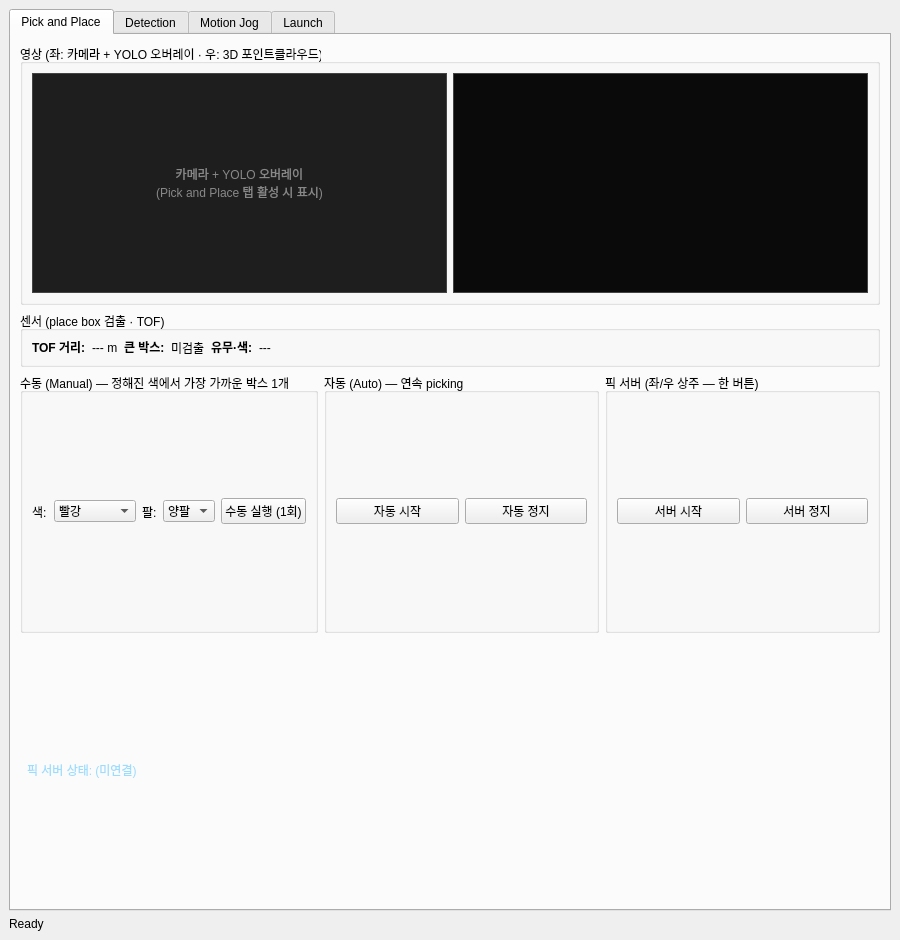
Above: openarmx_ws/src/pick_and_place/ptp/openarmx_ptp_ui/ui/ptp_pnp_ui.ui from kuks2309/TR-Works-A2 before the change. Below: the same form after it.
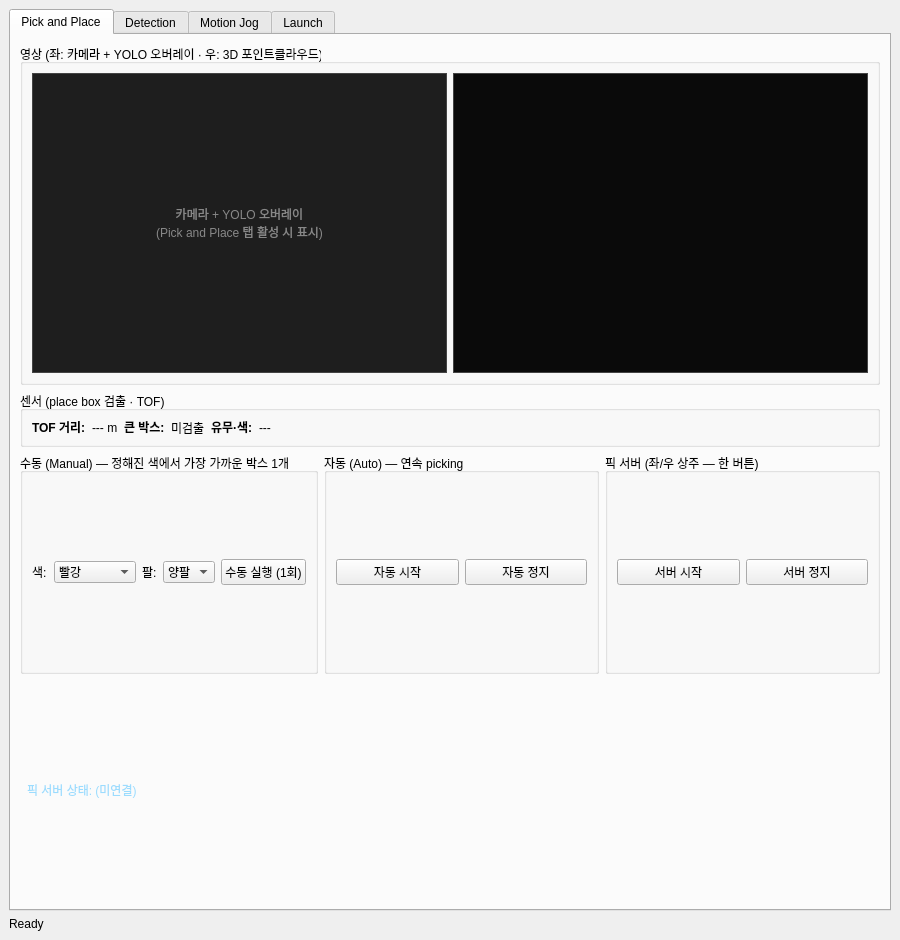
That is the form after the change.

Commit message:
fix(ptp_ui): Pick and Place 탭 영상 크기 변동 제거 (Detection 탭과 동일화)
imgCamPnp/cloudHolderPnp 의 minimumSize 240x180 + maximumSize 높이 240
상한 때문에 라벨 높이가 180~240px 사이에서 떠다녔고, 매 프레임 label.size()
로 재스케일하는 _render_to_label 탓에 이미지 크기가 보이는 대로 변했다.
Detection 탭 imgCam/cloudHolder 와 동일하게 minimumSize 320x300 + 상한 제거로
통일한다.

The edit to the form file:
```diff
--- a/openarmx_ws/src/pick_and_place/ptp/openarmx_ptp_ui/ui/ptp_pnp_ui.ui
+++ b/openarmx_ws/src/pick_and_place/ptp/openarmx_ptp_ui/ui/ptp_pnp_ui.ui
@@ -36,14 +36,8 @@
             <widget class="QLabel" name="imgCamPnp">
              <property name="minimumSize">
               <size>
-               <width>240</width>
-               <height>180</height>
-              </size>
-             </property>
-             <property name="maximumSize">
-              <size>
-               <width>16777215</width>
-               <height>240</height>
+               <width>320</width>
+               <height>300</height>
               </size>
              </property>
              <property name="alignment">
@@ -62,14 +56,8 @@
             <widget class="QWidget" name="cloudHolderPnp" native="true">
              <property name="minimumSize">
               <size>
-               <width>240</width>
-               <height>180</height>
-              </size>
-             </property>
-             <property name="maximumSize">
-              <size>
-               <width>16777215</width>
-               <height>240</height>
+               <width>320</width>
+               <height>300</height>
               </size>
              </property>
              <property name="styleSheet">
```
